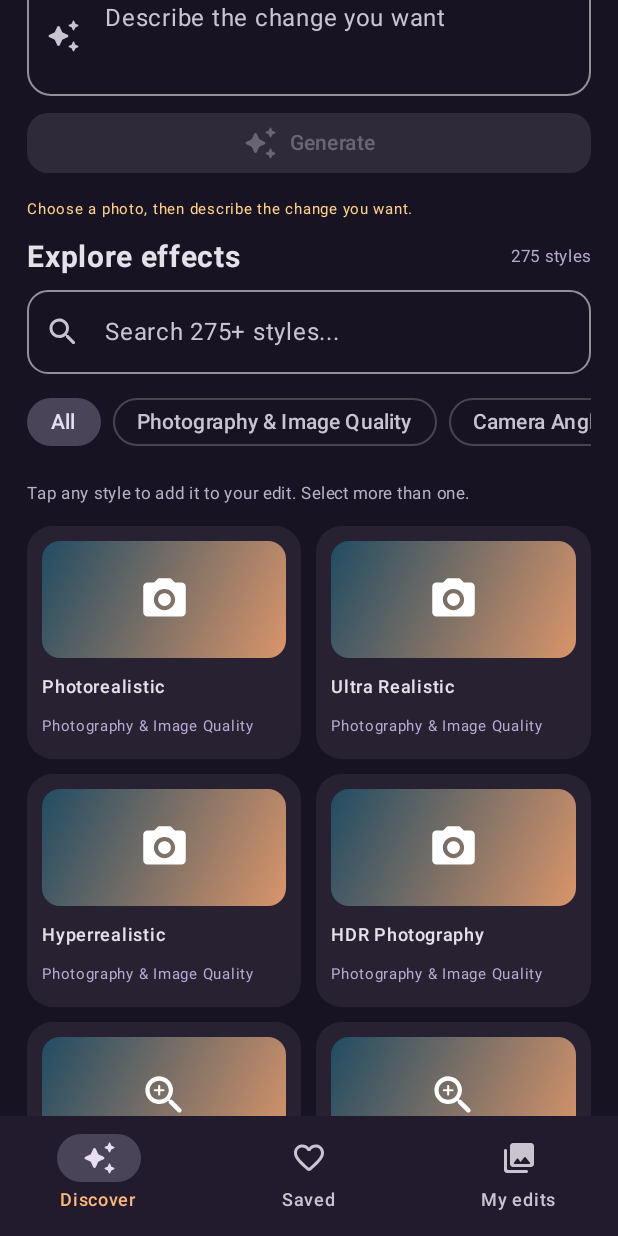
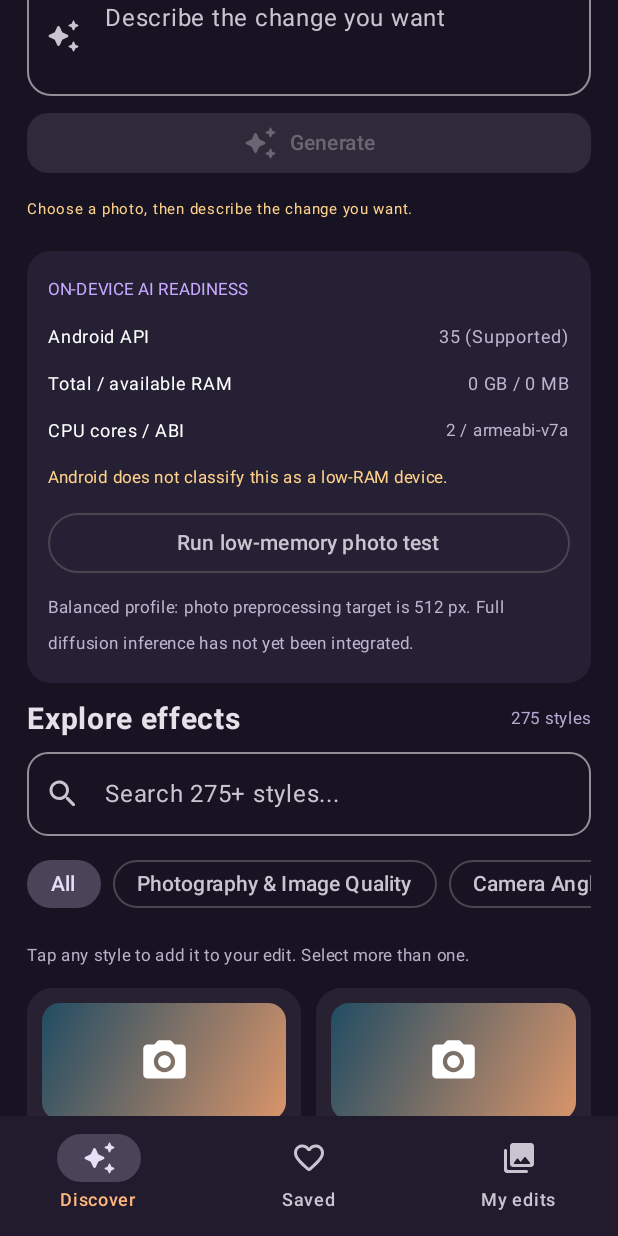
Before and after one commit to anandkaithwas/promptpix-ai, an Android app built with Jetpack Compose: the screen it shows after launch (MainActivity), scrolled down 520 dp, on a phone screen of 412 x 824 dp. Run offline under Robolectric (Android 15) with nearby library versions, the phone set to English and light mode, and no system bars.

Commit message:
Add balanced low-memory device diagnostics and photo preprocessing benchmark

```diff
--- /dev/null
+++ b/app/src/main/java/com/promptpix/ai/DeviceReadiness.kt
@@ -0,0 +1,141 @@
+package com.promptpix.ai
+
+import android.app.ActivityManager
+import android.content.Context
+import android.graphics.Bitmap
+import android.graphics.BitmapFactory
+import android.net.Uri
+import android.os.Build
+import androidx.compose.foundation.layout.Arrangement
+import androidx.compose.foundation.layout.Column
+import androidx.compose.foundation.layout.Row
+import androidx.compose.foundation.layout.fillMaxWidth
+import androidx.compose.foundation.layout.padding
+import androidx.compose.foundation.shape.RoundedCornerShape
+import androidx.compose.material3.Card
+import androidx.compose.material3.CardDefaults
+import androidx.compose.material3.MaterialTheme
+import androidx.compose.material3.OutlinedButton
+import androidx.compose.material3.Text
+import androidx.compose.runtime.*
+import androidx.compose.ui.Modifier
+import androidx.compose.ui.graphics.Color
+import androidx.compose.ui.unit.dp
+import androidx.compose.ui.unit.sp
+import java.io.ByteArrayOutputStream
+import kotlin.system.measureTimeMillis
+
+private data class DeviceReport(
+    val androidApi: Int,
+    val totalRamMb: Long,
+    val availableRamMb: Long,
+    val lowRamDevice: Boolean,
+    val abi: String,
+    val cpuCores: Int
+)
+
+private fun readDeviceReport(context: Context): DeviceReport {
+    val manager = context.getSystemService(Context.ACTIVITY_SERVICE) as ActivityManager
+    val memory = ActivityManager.MemoryInfo()
+    manager.getMemoryInfo(memory)
+    return DeviceReport(
+        androidApi = Build.VERSION.SDK_INT,
+        totalRamMb = memory.totalMem / (1024L * 1024L),
+        availableRamMb = memory.availMem / (1024L * 1024L),
+        lowRamDevice = manager.isLowRamDevice,
+        abi = Build.SUPPORTED_ABIS.firstOrNull() ?: "Unknown",
+        cpuCores = Runtime.getRuntime().availableProcessors()
+    )
+}
+
+/** Decode a user photo into a bounded bitmap for a future low-memory inference engine. */
+private fun decodePreviewForInference(context: Context, uri: Uri, maxEdge: Int = 512): Bitmap? {
+    val bounds = BitmapFactory.Options().apply { inJustDecodeBounds = true }
+    context.contentResolver.openInputStream(uri)?.use { BitmapFactory.decodeStream(it, null, bounds) }
+    if (bounds.outWidth <= 0 || bounds.outHeight <= 0) return null
+
+    var sample = 1
+    while (bounds.outWidth / (sample * 2) >= maxEdge && bounds.outHeight / (sample * 2) >= maxEdge) {
+        sample *= 2
+    }
+    val options = BitmapFactory.Options().apply {
+        inSampleSize = sample
+        inPreferredConfig = Bitmap.Config.RGB_565
+    }
+    val decoded = context.contentResolver.openInputStream(uri)?.use {
+        BitmapFactory.decodeStream(it, null, options)
+    } ?: return null
+    val longest = maxOf(decoded.width, decoded.height)
+    if (longest <= maxEdge) return decoded
+    val scale = maxEdge.toFloat() / longest.toFloat()
+    val resized = Bitmap.createScaledBitmap(
+        decoded,
+        (decoded.width * scale).toInt().coerceAtLeast(1),
+        (decoded.height * scale).toInt().coerceAtLeast(1),
+        true
+    )
+    if (resized !== decoded) decoded.recycle()
+    return resized
+}
+
+@Composable
+internal fun DeviceReadinessCard(context: Context, photoUri: Uri?, cameraBitmap: Bitmap?) {
+    var report by remember { mutableStateOf(readDeviceReport(context)) }
+    var benchmarkText by remember { mutableStateOf("Balanced profile: photo preprocessing target is 512 px. Full diffusion inference has not yet been integrated.") }
+
+    Card(
+        modifier = Modifier.fillMaxWidth().padding(top = 8.dp, bottom = 12.dp),
+        shape = RoundedCornerShape(16.dp),
+        colors = CardDefaults.cardColors(containerColor = Color(0xFF252033))
+    ) {
+        Column(Modifier.padding(14.dp), verticalArrangement = Arrangement.spacedBy(7.dp)) {
+            Text("ON-DEVICE AI READINESS", color = Color(0xFFC7A8FF), fontSize = 11.sp)
+            Row(Modifier.fillMaxWidth(), horizontalArrangement = Arrangement.SpaceBetween) {
+                Text("Android API", color = Color.White, fontSize = 12.sp)
+                Text("${report.androidApi} (${if (report.androidApi >= 26) "Supported" else "Unsupported"})", color = Color(0xFFBFB4D0), fontSize = 12.sp)
+            }
+            Row(Modifier.fillMaxWidth(), horizontalArrangement = Arrangement.SpaceBetween) {
+                Text("Total / available RAM", color = Color.White, fontSize = 12.sp)
+                Text("${report.totalRamMb / 1024} GB / ${report.availableRamMb} MB", color = Color(0xFFBFB4D0), fontSize = 12.sp)
+            }
+            Row(Modifier.fillMaxWidth(), horizontalArrangement = Arrangement.SpaceBetween) {
+                Text("CPU cores / ABI", color = Color.White, fontSize = 12.sp)
+                Text("${report.cpuCores} / ${report.abi}", color = Color(0xFFBFB4D0), fontSize = 11.sp)
+            }
+            Text(
+                if (report.lowRamDevice) "Android classifies this as a low-RAM device." else "Android does not classify this as a low-RAM device.",
+                color = Color(0xFFFFD18A), fontSize = 11.sp
+            )
+            OutlinedButton(onClick = {
+                report = readDeviceReport(context)
+                val uri = photoUri
+                if (uri == null) {
+                    benchmarkText = "Select a gallery photo to run the 512 px memory-safe preprocessing test."
+                } else {
+                    var output: Bitmap? = null
+                    var failure: String? = null
+                    val elapsed = measureTimeMillis {
+                        try {
+                            output = decodePreviewForInference(context, uri, 512)
+                        } catch (e: Exception) {
+                            failure = e.message ?: "Unable to decode image"
+                        }
+                    }
+                    val bitmap = output
+                    benchmarkText = when {
+                        failure != null -> "Photo preprocessing failed: $failure"
+                        bitmap == null -> "Photo could not be decoded."
+                        else -> {
+                            val result = "${bitmap.width}×${bitmap.height} RGB_565 prepared in ${elapsed} ms. This tests image preprocessing only, not AI inference."
+                            bitmap.recycle()
+                            result
+                        }
+                    }
+                }
+            }, modifier = Modifier.fillMaxWidth()) {
+                Text("Run low-memory photo test")
+            }
+            Text(benchmarkText, color = Color(0xFFBFB4D0), fontSize = 11.sp)
+        }
+    }
+}
--- a/app/src/main/java/com/promptpix/ai/MainActivity.kt
+++ b/app/src/main/java/com/promptpix/ai/MainActivity.kt
@@ -1,6 +1,8 @@
 package com.promptpix.ai
 
 import android.graphics.Bitmap
+import android.app.ActivityManager
+import android.os.Build
 import android.content.Intent
 import androidx.compose.ui.platform.LocalContext
 import android.os.Bundle
@@ -219,6 +221,8 @@ fun AuraStudioApp() {
      shape=RoundedCornerShape(14.dp)
     ) { Icon(Icons.Rounded.AutoAwesome,null); Spacer(Modifier.width(8.dp)); Text("Generate") }
     Text(editStatus,fontSize=10.sp,color=Color(0xFFFFD18A),modifier=Modifier.padding(bottom=8.dp))
+    DeviceReadinessCard(context, photoUri, cameraBitmap)
+
     Row(verticalAlignment=Alignment.CenterVertically) {
      Text("Explore effects",fontSize=20.sp,fontWeight=FontWeight.Bold)
      Spacer(Modifier.weight(1f)); Text("${effects.size} styles",fontSize=11.sp,color=Color(0xFFB9A9D1))
```
Also changed, not shown: 2 other files.
